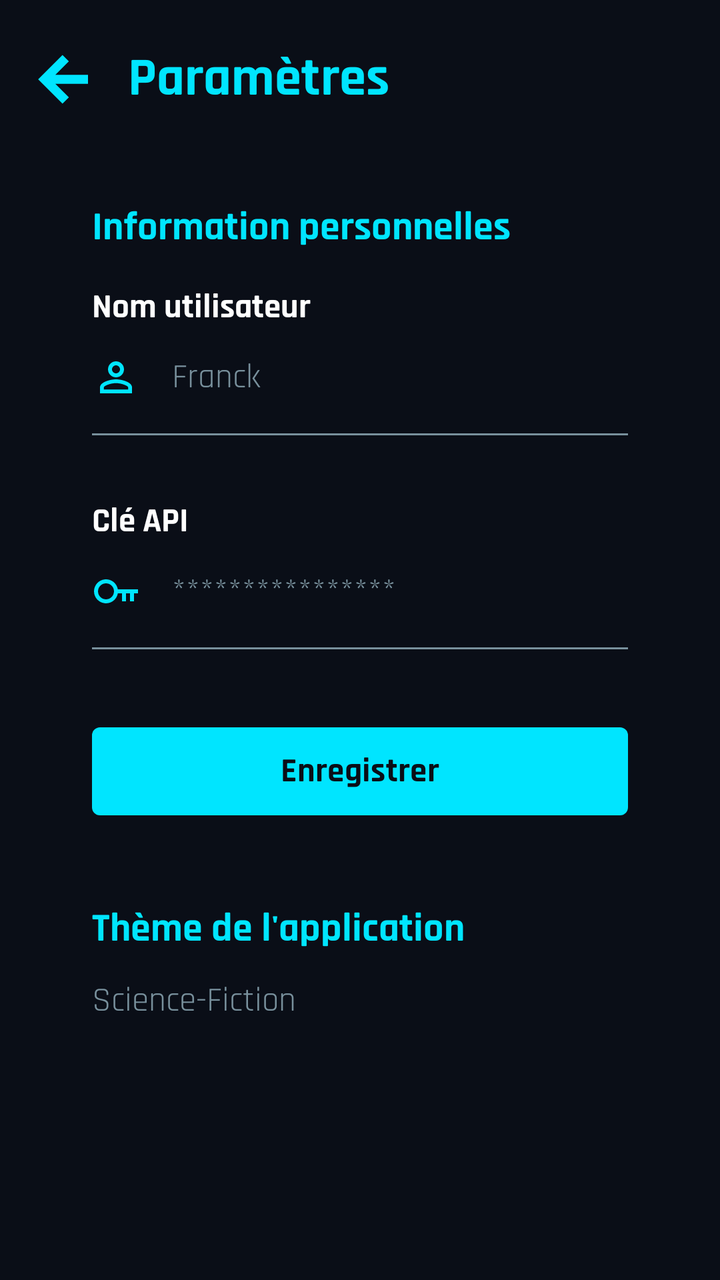
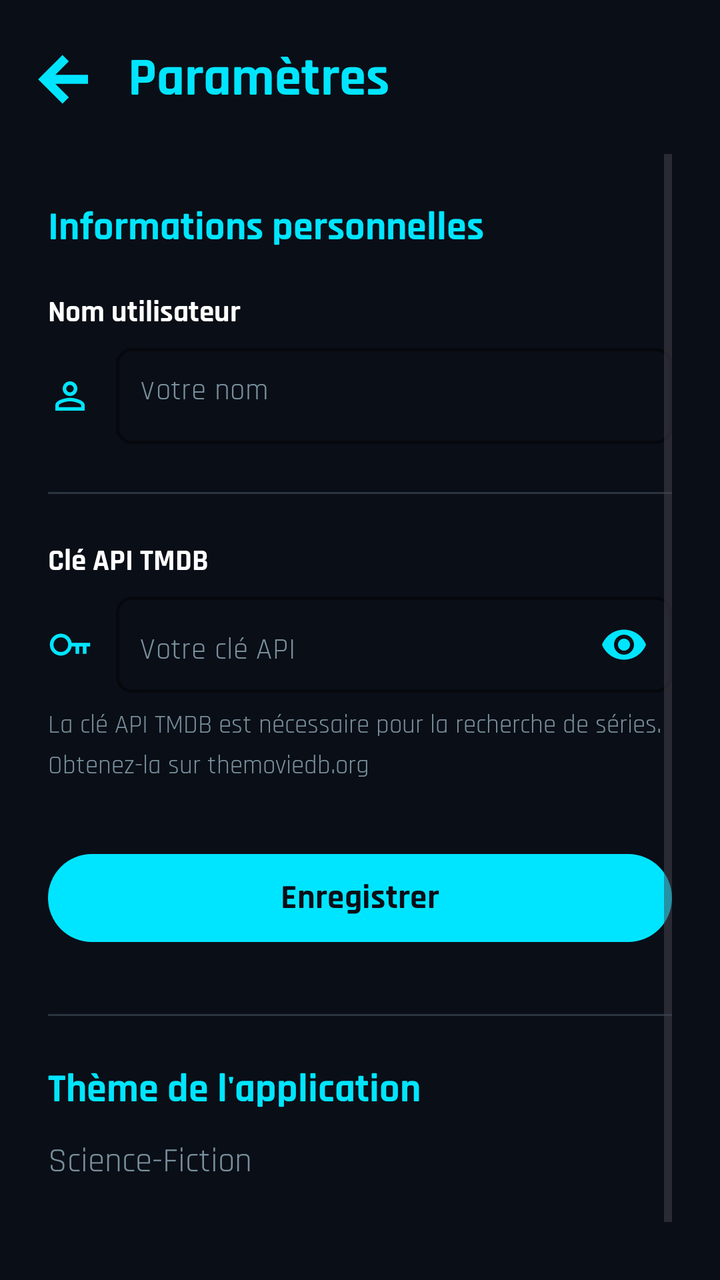

The first picture is an Android layout as it rendered before a commit; the second is the same layout after the commit. The layout source and the unified diff follow.
<!-- AndroidManifest.xml: application theme Theme.CineTrack -->
<!-- res/layout/activity_settings.xml -->
<?xml version="1.0" encoding="utf-8"?>
<androidx.constraintlayout.widget.ConstraintLayout xmlns:android="http://schemas.android.com/apk/res/android"
    xmlns:app="http://schemas.android.com/apk/res-auto"
    android:layout_width="match_parent"
    android:layout_height="match_parent"
    android:background="@color/black">

    
    <androidx.constraintlayout.widget.ConstraintLayout
        android:id="@+id/header_settings"
        android:layout_width="match_parent"
        android:layout_height="wrap_content"
        android:paddingHorizontal="16dp"
        android:paddingTop="22dp"
        app:layout_constraintTop_toTopOf="parent">

        
        <ImageView
            android:id="@+id/btn_back"
            android:layout_width="32dp"
            android:layout_height="32dp"
            android:src="@drawable/ic_back"
            android:contentDescription="Retour"
            app:layout_constraintStart_toStartOf="parent"
            app:layout_constraintTop_toTopOf="parent"
            app:layout_constraintBottom_toBottomOf="parent" />

        
        <TextView
            android:layout_width="wrap_content"
            android:layout_height="wrap_content"
            android:text="Paramètres"
            android:textColor="@color/bleu"
            android:textSize="27sp"
            android:fontFamily="@font/rajdhani_bold"
            android:layout_marginStart="16dp"
            app:layout_constraintStart_toEndOf="@id/btn_back"
            app:layout_constraintTop_toTopOf="parent"
            app:layout_constraintBottom_toBottomOf="parent" />

    </androidx.constraintlayout.widget.ConstraintLayout>

    
    <ScrollView
        android:layout_width="match_parent"
        android:layout_height="0dp"
        android:paddingHorizontal="46dp"
        android:paddingTop="20dp"
        app:layout_constraintTop_toBottomOf="@id/header_settings"
        app:layout_constraintBottom_toBottomOf="parent">

        <LinearLayout
            android:layout_width="match_parent"
            android:layout_height="wrap_content"
            android:orientation="vertical">

            
            <TextView
                android:layout_width="wrap_content"
                android:layout_height="wrap_content"
                android:text="Information personnelles"
                android:textColor="@color/bleu"
                android:textSize="20sp"
                android:fontFamily="@font/rajdhani_bold"
                android:layout_marginTop="24dp"
                android:layout_marginBottom="16dp" />

            
            <TextView
                android:layout_width="wrap_content"
                android:layout_height="wrap_content"
                android:fontFamily="@font/rajdhani_bold"
                android:text="Nom utilisateur"
                android:textColor="@color/white"
                android:textSize="17sp"
                android:layout_marginStart="0dp"
                android:layout_marginBottom="12dp"/>

            <LinearLayout
                android:layout_width="match_parent"
                android:layout_height="wrap_content"
                android:orientation="horizontal"
                android:gravity="center_vertical">

                <ImageView
                    android:layout_width="24dp"
                    android:layout_height="24dp"
                    android:src="@drawable/ic_user"
                    app:tint="@color/bleu" />

                <TextView
                    android:layout_width="match_parent"
                    android:layout_height="wrap_content"
                    android:text="Franck"
                    android:textColor="@color/gray"
                    android:textSize="17sp"
                    android:layout_marginStart="16dp"/>

            </LinearLayout>
            <View
                android:layout_width="match_parent"
                android:layout_height="1dp"
                android:background="@color/gray"
                android:layout_marginTop="16dp"
                android:layout_marginBottom="32dp" />

            
            <TextView
                android:layout_width="wrap_content"
                android:layout_height="wrap_content"
                android:fontFamily="@font/rajdhani_bold"
                android:text="Clé API"
                android:textColor="@color/white"
                android:textSize="17sp"
                android:layout_marginStart="0dp"
                android:layout_marginBottom="12dp"/>

            <LinearLayout
                android:layout_width="match_parent"
                android:layout_height="wrap_content"
                android:orientation="horizontal"
                android:gravity="center_vertical">

                <ImageView
                    android:layout_width="24dp"
                    android:layout_height="24dp"
                    android:src="@drawable/ic_key"
                    app:tint="@color/bleu" />

                <TextView
                    android:layout_width="match_parent"
                    android:layout_height="wrap_content"
                    android:text="****************"
                    android:textColor="@color/gray"
                    android:textSize="17sp"
                    android:layout_marginStart="16dp"/>

            </LinearLayout>
            <View
                android:layout_width="match_parent"
                android:layout_height="1dp"
                android:background="@color/gray"
                android:layout_marginTop="16dp"
                android:layout_marginBottom="32dp" />

            
            <com.google.android.material.button.MaterialButton
                android:id="@+id/btn_save"
                android:layout_width="match_parent"
                android:layout_height="52dp"
                android:text="Enregistrer"
                android:textSize="17sp"
                android:textColor="@color/black"
                app:cornerRadius="4dp"
                app:backgroundTint="@color/bleu"
                android:layout_marginTop="3dp"
                android:layout_marginBottom="40dp"
                android:fontFamily="@font/rajdhani_bold" />

            
            <TextView
                android:layout_width="wrap_content"
                android:layout_height="wrap_content"
                android:text="Thème de l'application"
                android:textColor="@color/bleu"
                android:textSize="20sp"
                android:fontFamily="@font/rajdhani_bold"
                android:layout_marginBottom="12dp" />

            <TextView
                android:layout_width="wrap_content"
                android:layout_height="wrap_content"
                android:text="Science-Fiction"
                android:textColor="@color/gray"
                android:textSize="17sp" />

            
            <View
                android:layout_width="match_parent"
                android:layout_height="80dp" />

        </LinearLayout>
    </ScrollView>

</androidx.constraintlayout.widget.ConstraintLayout>
<!-- resources referenced by this layout -->
<resources>
  <color name="black">#0A0E17</color>
  <color name="bleu">#00E5FF</color>
  <color name="gray">#78909C</color>
  <color name="white">#FFFFFF</color>
  <!-- drawable ic_back (drawable) -->
  <vector xmlns:android="http://schemas.android.com/apk/res/android"
      android:width="32dp"
      android:height="32dp"
      android:viewportWidth="32"
      android:viewportHeight="32">
    <path
        android:pathData="M15.25,25L6.25,16L15.25,7M7.5,16H25.75"
        android:strokeWidth="4.5"
        android:fillColor="#00000000"
        android:strokeColor="#00E5FF"
        android:strokeLineCap="square"/>
  </vector>
  <!-- drawable ic_key (drawable) -->
  <vector xmlns:android="http://schemas.android.com/apk/res/android" android:autoMirrored="true" android:height="24dp" android:viewportHeight="24" android:viewportWidth="24" android:width="24dp">
        
      <path android:fillColor="#00E5FF" android:pathData="M12.917 13C12.6623 14.4801 11.8619 15.8108 10.6739 16.7296C9.48593 17.6484 7.99666 18.0885 6.50009 17.9629C5.00352 17.8373 3.60841 17.1552 2.59016 16.0513C1.57191 14.9474 1.00452 13.5018 1 12C0.998629 10.4946 1.56319 9.0437 2.58168 7.93515C3.60017 6.8266 4.99816 6.14141 6.49828 6.01553C7.9984 5.88965 9.49103 6.33228 10.68 7.25559C11.869 8.1789 12.6675 9.51543 12.917 11H23V13H21V17H19V13H17V17H15V13H12.917ZM7 16C8.06087 16 9.07828 15.5786 9.82843 14.8284C10.5786 14.0783 11 13.0609 11 12C11 10.9391 10.5786 9.92171 9.82843 9.17157C9.07828 8.42142 8.06087 7.99999 7 7.99999C5.93914 7.99999 4.92172 8.42142 4.17158 9.17157C3.42143 9.92171 3 10.9391 3 12C3 13.0609 3.42143 14.0783 4.17158 14.8284C4.92172 15.5786 5.93914 16 7 16Z"/>
      
  </vector>
  <!-- drawable ic_user (drawable) -->
  <vector xmlns:android="http://schemas.android.com/apk/res/android"
      android:width="24dp"
      android:height="24dp"
      android:viewportWidth="24"
      android:viewportHeight="24">
    <path
        android:pathData="M12,4C13.061,4 14.078,4.421 14.828,5.172C15.579,5.922 16,6.939 16,8C16,9.061 15.579,10.078 14.828,10.828C14.078,11.579 13.061,12 12,12C10.939,12 9.922,11.579 9.172,10.828C8.421,10.078 8,9.061 8,8C8,6.939 8.421,5.922 9.172,5.172C9.922,4.421 10.939,4 12,4ZM12,6C11.47,6 10.961,6.211 10.586,6.586C10.211,6.961 10,7.47 10,8C10,8.53 10.211,9.039 10.586,9.414C10.961,9.789 11.47,10 12,10C12.53,10 13.039,9.789 13.414,9.414C13.789,9.039 14,8.53 14,8C14,7.47 13.789,6.961 13.414,6.586C13.039,6.211 12.53,6 12,6ZM12,13C14.67,13 20,14.33 20,17V20H4V17C4,14.33 9.33,13 12,13ZM12,14.9C9.03,14.9 5.9,16.36 5.9,17V18.1H18.1V17C18.1,16.36 14.97,14.9 12,14.9Z"
        android:fillColor="#00E5FF"/>
  </vector>
  <style name="Theme.CineTrack" parent="Base.Theme.CineTrack" />
  <style name="Base.Theme.CineTrack" parent="Theme.Material3.DayNight.NoActionBar">
          
          
          <item name="android:fontFamily">@font/rajdhani_regular</item>
      </style>
</resources>

<!-- the commit's change to res/layout/activity_settings.xml (unified diff, before → after) -->
@@ -1,5 +1,6 @@
 <?xml version="1.0" encoding="utf-8"?>
-<androidx.constraintlayout.widget.ConstraintLayout xmlns:android="http://schemas.android.com/apk/res/android"
+<androidx.constraintlayout.widget.ConstraintLayout
+    xmlns:android="http://schemas.android.com/apk/res/android"
     xmlns:app="http://schemas.android.com/apk/res-auto"
     android:layout_width="match_parent"
     android:layout_height="match_parent"
@@ -14,7 +15,6 @@
         android:paddingTop="22dp"
         app:layout_constraintTop_toTopOf="parent">
 
-        
         <ImageView
             android:id="@+id/btn_back"
             android:layout_width="32dp"
@@ -25,7 +25,6 @@
             app:layout_constraintTop_toTopOf="parent"
             app:layout_constraintBottom_toBottomOf="parent" />
 
-        
         <TextView
             android:layout_width="wrap_content"
             android:layout_height="wrap_content"
@@ -44,8 +43,9 @@
     <ScrollView
         android:layout_width="match_parent"
         android:layout_height="0dp"
-        android:paddingHorizontal="46dp"
+        android:paddingHorizontal="24dp"
         android:paddingTop="20dp"
+        android:clipToPadding="false"
         app:layout_constraintTop_toBottomOf="@id/header_settings"
         app:layout_constraintBottom_toBottomOf="parent">
 
@@ -58,23 +58,22 @@
             <TextView
                 android:layout_width="wrap_content"
                 android:layout_height="wrap_content"
-                android:text="Information personnelles"
+                android:text="Informations personnelles"
                 android:textColor="@color/bleu"
                 android:textSize="20sp"
                 android:fontFamily="@font/rajdhani_bold"
                 android:layout_marginTop="24dp"
-                android:layout_marginBottom="16dp" />
-
-            
-            <TextView
-                android:layout_width="wrap_content"
-                android:layout_height="wrap_content"
-                android:fontFamily="@font/rajdhani_bold"
+                android:layout_marginBottom="20dp" />
+
+            
+            <TextView
+                android:layout_width="wrap_content"
+                android:layout_height="wrap_content"
                 android:text="Nom utilisateur"
                 android:textColor="@color/white"
-                android:textSize="17sp"
-                android:layout_marginStart="0dp"
-                android:layout_marginBottom="12dp"/>
+                android:textSize="15sp"
+                android:fontFamily="@font/rajdhani_bold"
+                android:layout_marginBottom="8dp" />
 
             <LinearLayout
                 android:layout_width="match_parent"
@@ -83,37 +82,62 @@
                 android:gravity="center_vertical">
 
                 <ImageView
-                    android:layout_width="24dp"
-                    android:layout_height="24dp"
+                    android:layout_width="22dp"
+                    android:layout_height="22dp"
                     android:src="@drawable/ic_user"
                     app:tint="@color/bleu" />
 
-                <TextView
+                <com.google.android.material.textfield.TextInputLayout
+                    style="@style/Widget.MaterialComponents.TextInputLayout.OutlinedBox"
                     android:layout_width="match_parent"
                     android:layout_height="wrap_content"
-                    android:text="Franck"
-                    android:textColor="@color/gray"
-                    android:textSize="17sp"
-                    android:layout_marginStart="16dp"/>
+                    android:layout_marginStart="12dp"
+                    app:boxCornerRadiusTopStart="8dp"
+                    app:boxCornerRadiusTopEnd="8dp"
+                    app:boxCornerRadiusBottomStart="8dp"
+                    app:boxCornerRadiusBottomEnd="8dp"
+                    app:boxStrokeColor="@color/bleu"
+                    app:boxStrokeWidth="1.5dp"
+                    app:boxStrokeWidthFocused="1.5dp"
+                    app:boxBackgroundColor="@color/black"
+                    app:boxBackgroundMode="outline"
+                    app:hintEnabled="false">
+
+                    <EditText
+                        android:id="@+id/et_username"
+                        android:layout_width="match_parent"
+                        android:layout_height="48dp"
+                        android:background="@null"
+                        android:hint="Votre nom"
+                        android:inputType="text"
+                        android:textColor="@color/white"
+                        android:textColorHint="@color/gray"
+                        android:textSize="15sp"
+                        android:paddingHorizontal="12dp"
+                        android:fontFamily="@font/rajdhani_regular" />
+
+                </com.google.android.material.textfield.TextInputLayout>
 
             </LinearLayout>
+
+            
             <View
                 android:layout_width="match_parent"
                 android:layout_height="1dp"
                 android:background="@color/gray"
-                android:layout_marginTop="16dp"
-                android:layout_marginBottom="32dp" />
-
-            
-            <TextView
-                android:layout_width="wrap_content"
-                android:layout_height="wrap_content"
-                android:fontFamily="@font/rajdhani_bold"
-                android:text="Clé API"
+                android:alpha="0.3"
+                android:layout_marginTop="24dp"
+                android:layout_marginBottom="24dp" />
+
+            
+            <TextView
+                android:layout_width="wrap_content"
+                android:layout_height="wrap_content"
+                android:text="Clé API TMDB"
                 android:textColor="@color/white"
-                android:textSize="17sp"
-                android:layout_marginStart="0dp"
-                android:layout_marginBottom="12dp"/>
+                android:textSize="15sp"
+                android:fontFamily="@font/rajdhani_bold"
+                android:layout_marginBottom="8dp" />
 
             <LinearLayout
                 android:layout_width="match_parent"
@@ -122,25 +146,56 @@
                 android:gravity="center_vertical">
 
                 <ImageView
-                    android:layout_width="24dp"
-                    android:layout_height="24dp"
+                    android:layout_width="22dp"
+                    android:layout_height="22dp"
                     android:src="@drawable/ic_key"
                     app:tint="@color/bleu" />
 
-                <TextView
+                <com.google.android.material.textfield.TextInputLayout
+                    style="@style/Widget.MaterialComponents.TextInputLayout.OutlinedBox"
                     android:layout_width="match_parent"
                     android:layout_height="wrap_content"
-                    android:text="****************"
-                    android:textColor="@color/gray"
-                    android:textSize="17sp"
-                    android:layout_marginStart="16dp"/>
+                    android:layout_marginStart="12dp"
+                    app:boxCornerRadiusTopStart="8dp"
+                    app:boxCornerRadiusTopEnd="8dp"
+                    app:boxCornerRadiusBottomStart="8dp"
+                    app:boxCornerRadiusBottomEnd="8dp"
+                    app:boxStrokeColor="@color/bleu"
+                    app:boxStrokeWidth="1.5dp"
+                    app:boxStrokeWidthFocused="1.5dp"
+                    app:boxBackgroundColor="@color/black"
+                    app:boxBackgroundMode="outline"
+                    app:hintEnabled="false"
+                    app:passwordToggleEnabled="true"
+                    app:passwordToggleTint="@color/bleu">
+
+                    <EditText
+                        android:id="@+id/et_api_key"
+                        android:layout_width="match_parent"
+                        android:layout_height="48dp"
+                        android:background="@null"
+                        android:hint="Votre clé API"
+                        android:inputType="textPassword"
+                        android:textColor="@color/white"
+                        android:textColorHint="@color/gray"
+                        android:textSize="15sp"
+                        android:paddingHorizontal="12dp"
+                        android:fontFamily="@font/rajdhani_regular" />
+
+                </com.google.android.material.textfield.TextInputLayout>
 
             </LinearLayout>
-            <View
-                android:layout_width="match_parent"
-                android:layout_height="1dp"
-                android:background="@color/gray"
-                android:layout_marginTop="16dp"
+
+            
+            <TextView
+                android:layout_width="match_parent"
+                android:layout_height="wrap_content"
+                android:text="La clé API TMDB est nécessaire pour la recherche de séries. Obtenez-la sur themoviedb.org"
+                android:textColor="@color/gray"
+                android:textSize="13sp"
+                android:fontFamily="@font/rajdhani_regular"
+                android:lineSpacingExtra="4dp"
+                android:layout_marginTop="8dp"
                 android:layout_marginBottom="32dp" />
 
             
@@ -151,13 +206,19 @@
                 android:text="Enregistrer"
                 android:textSize="17sp"
                 android:textColor="@color/black"
-                app:cornerRadius="4dp"
+                app:cornerRadius="30dp"
                 app:backgroundTint="@color/bleu"
-                android:layout_marginTop="3dp"
-                android:layout_marginBottom="40dp"
+                android:layout_marginBottom="32dp"
                 android:fontFamily="@font/rajdhani_bold" />
 
             
+            <View
+                android:layout_width="match_parent"
+                android:layout_height="1dp"
+                android:background="@color/gray"
+                android:alpha="0.3"
+                android:layout_marginBottom="24dp" />
+
             <TextView
                 android:layout_width="wrap_content"
                 android:layout_height="wrap_content"
@@ -172,9 +233,9 @@
                 android:layout_height="wrap_content"
                 android:text="Science-Fiction"
                 android:textColor="@color/gray"
-                android:textSize="17sp" />
-
-            
+                android:textSize="17sp"
+                android:fontFamily="@font/rajdhani_regular" />
+
             <View
                 android:layout_width="match_parent"
                 android:layout_height="80dp" />
